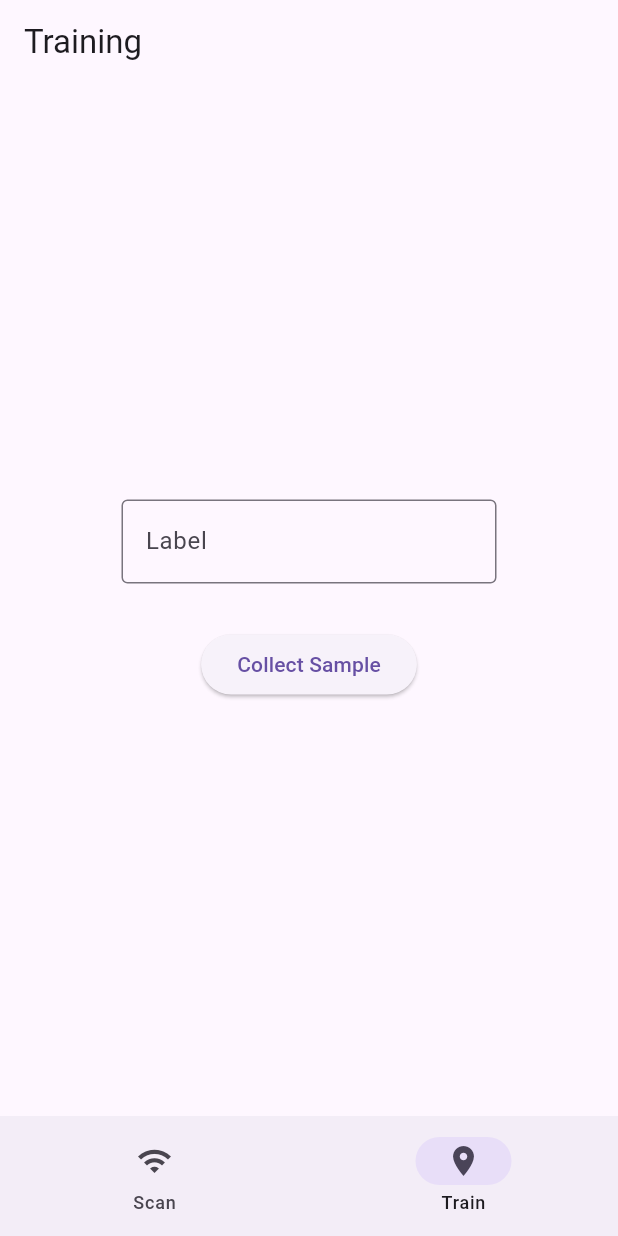
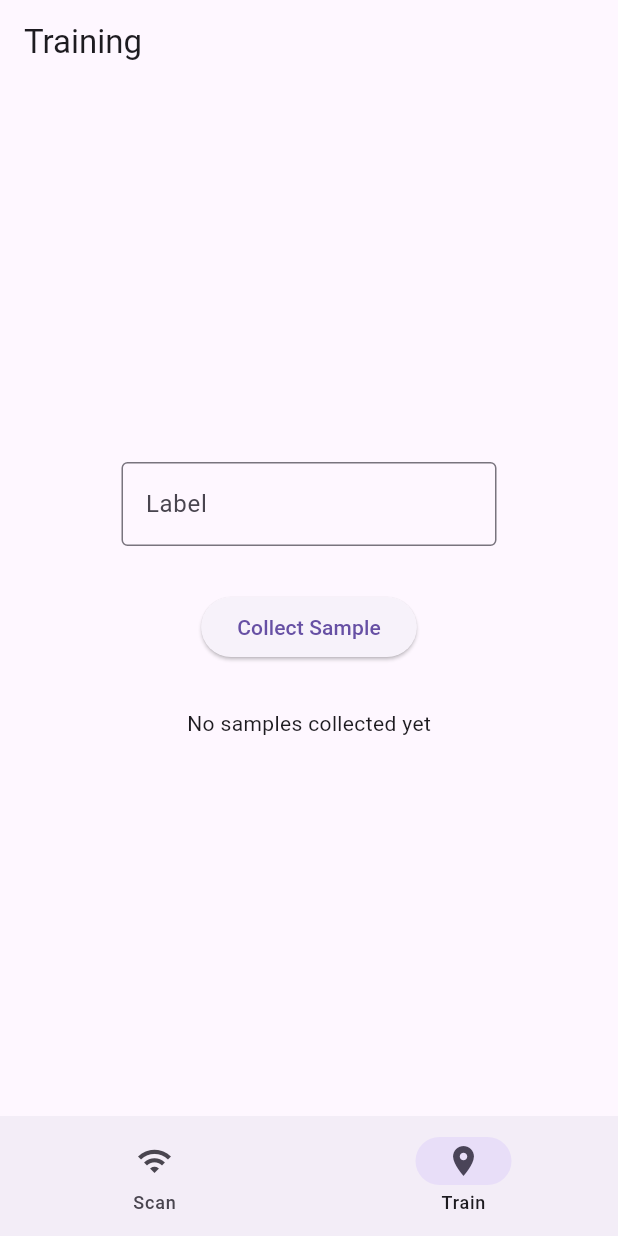
Before and after one commit to Apenzz/wifi-localizer, a Flutter app: the screen it shows after launch, item 2 of the bottom bar chosen, on a phone screen of 412 x 824 dp. Run offline on Flutter 3.47's test engine with Material 3 defaults, Android fonts, the phone set to English and light mode, and no system bars; our stand-ins replace permission_handler; missing offline and left inert: wifi_scan.

Commit message:
show collected fingerprint samples in a list on TrainingPage

```diff
--- a/lib/screens/training_page.dart
+++ b/lib/screens/training_page.dart
@@ -38,23 +38,42 @@ class _TrainingPageState extends State<TrainingPage> {
               ),
             ),
           ),
-          SizedBox(
-            height: 30,
-          ),
+          SizedBox(height: 30),
           ElevatedButton(
-            onPressed:() async {
+            onPressed: () async {
               if (_controller.text != '') {
                 // Perform a WiFi scan.
                 var networks = await WifiService.performScan();
                 // Create fingerprint
                 setState(() {
-                  samples.add(Fingerprint(label: _controller.text, networks: networks, timestamp: DateTime.now()));
+                  samples.add(
+                    Fingerprint(
+                      label: _controller.text,
+                      networks: networks,
+                      timestamp: DateTime.now(),
+                    ),
+                  );
                 });
               }
               print(samples);
             },
             child: Text('Collect Sample'),
           ),
+          SizedBox(height: 30,),
+          samples.isEmpty
+            ? Text('No samples collected yet')
+            : Expanded(
+            child: ListView.builder(
+              itemCount: samples.length,
+              itemBuilder: (context, index) {
+                return ListTile(
+                  title: Text(samples[index].label),
+                  subtitle: Text('${samples[index].networks.length} APs detected'),
+                  trailing: Text('${samples[index].timestamp.hour}:${samples[index].timestamp.minute.toString().padLeft(2, '0')}'),
+                );
+              },
+            ),
+          ),
         ],
       ),
     );
```
